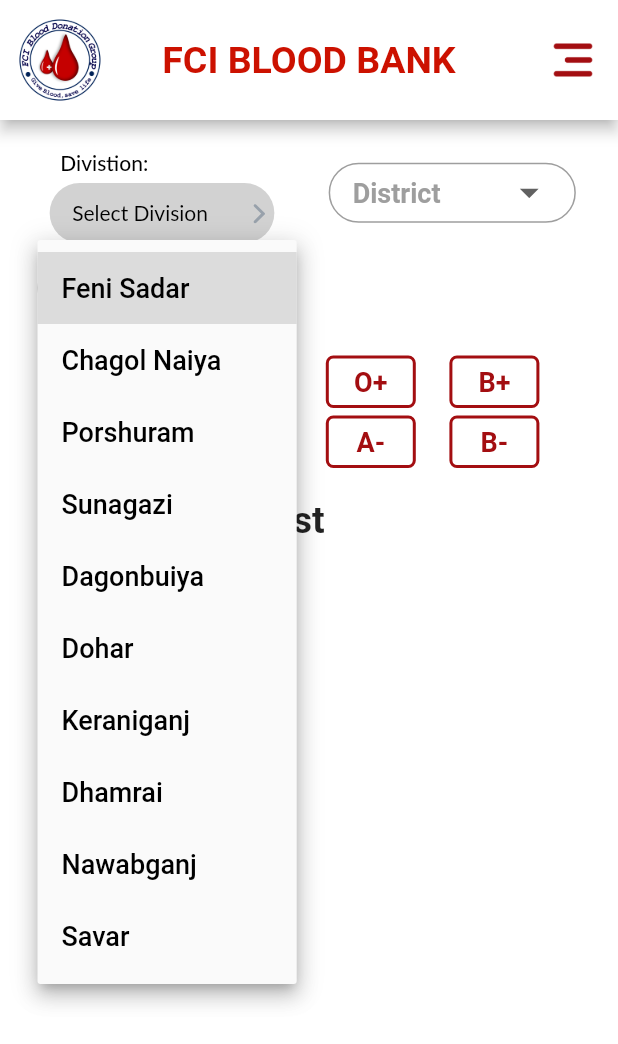
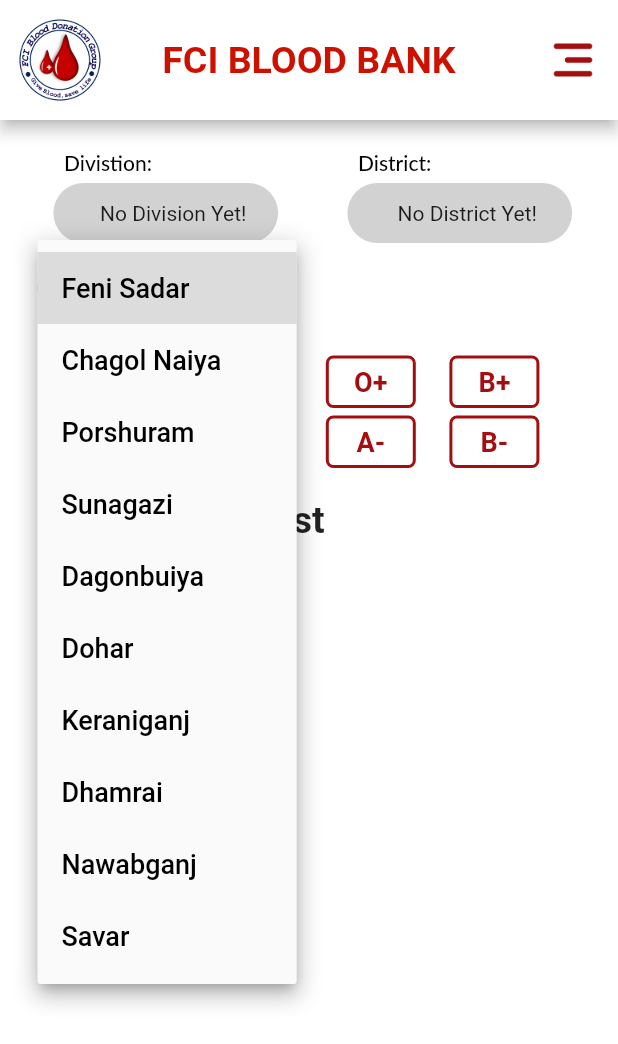
Before and after one commit to Shamim48/Blood_app, a Flutter app: the SearchPage screen opened directly, after a tap on "Upazilas", on a phone screen of 412 x 824 dp. Shown: the top 1044 px of the screen. Run offline on Flutter 3.47's test engine with Material 2 defaults, Android fonts, the phone set to English and light mode, and no system bars; our stand-ins replace carousel_slider, cloud_firestore, firebase_auth, firebase_core, firebase_database, firebase_storage and 4 more; accounts and stored records are empty.

Commit message:
Division And Distric Data Retrive from Real time DB and inplement drop down menu

```diff
--- a/lib/provider/division_provider.dart
+++ b/lib/provider/division_provider.dart
@@ -1,21 +1,33 @@
+import 'package:blood_app/model/districs_model.dart';
+import 'package:blood_app/model/division_model.dart';
 import 'package:blood_app/repository/division_repo.dart';
+import 'package:firebase_database/firebase_database.dart';
 import 'package:flutter/cupertino.dart';
 
 class DivisionProvider with ChangeNotifier{
   DivisionRepo divisionRepo=DivisionRepo();
 
-  List<String> _divisionList=[];
-  List<String> get divisionList=>_divisionList;
+ // List<String> _divisionList=[];
+ // List<String> get divisionList=>_divisionList;
+
   String _divisionValue="";
   String get divisionValue=>_divisionValue;
 
   int _divisionPosition=-1;
   int get divisionPossition=>_divisionPosition;
 
-  getDivisionData() async{
+   String _disValue="";
+  String get disValue=>_disValue;
+
+  int _disPosition=-1;
+  int get disPossition=>_disPosition;
+
+
+
+  /*getDivisionData() async{
     _divisionList= await divisionRepo.getDivision();
     notifyListeners();
-  }
+  }*/
 
   setDivision(String division){
     _divisionValue=division;
@@ -25,4 +37,44 @@ class DivisionProvider with ChangeNotifier{
     _divisionPosition=divisionPosition;
     notifyListeners();
   }
+
+ setdis(String dis){
+    _disValue=dis;
+    notifyListeners();
+  }
+  setDisPosition(int disPosition){
+    _disPosition=disPosition;
+    notifyListeners();
+  }
+
+
+  List<DivisionModel> _divList=[];
+  List<DivisionModel> get divList=>_divList;
+
+  List<DistricsModel> _disList=[];
+  List<DistricsModel> get disList=>_disList;
+
+
+
+  var divisionRef = FirebaseDatabase.instance.ref();
+  void retrieveDivisionData() {
+    divisionRef.child("division").onChildAdded.listen((data) {
+      DivisionModel divisionModel = DivisionModel.fromJson(data.snapshot.value as Map);
+      _divList.add(divisionModel);
+      print("Division List:");
+      print(_divList);
+      notifyListeners();
+    });
+  }
+
+  void retrieveDistrictData(String divId) {
+    _disList.clear();
+    divisionRef.child("districts").orderByChild("division_id").equalTo(divId).onChildAdded.listen((data) {
+      DistricsModel disModel = DistricsModel.fromJson(data.snapshot.value as Map);
+      _disList.add(disModel);
+      print("Districts  List:");
+      print(_disList);
+      notifyListeners();
+    });
+  }
 }
--- a/lib/repository/division_repo.dart
+++ b/lib/repository/division_repo.dart
@@ -1,5 +1,4 @@
-import 'package:blood_app/model/division_model.dart';
-import 'package:firebase_database/firebase_database.dart';
+
 
 class DivisionRepo{
   List<String> divisionList=[
@@ -13,21 +12,11 @@ class DivisionRepo{
 
 
   Future<List<String>> getDivision() async{
-    /*List<DivisionModel> divList=[];
-    var divisionRef = FirebaseDatabase.instance.ref("division");
-    divisionRef.onValue.listen((event) {
-      for (var child in event.snapshot.children) {
-        var resultList = child.value;
-        for(var i = 0; i < resultList.length; i++) {
-          Map<dynamic, dynamic> map = Map.from(resultList[i]);
-          list.add(BaseModel(model: modelType, key: i.toString(), snapshot: map));
-        }
-        divList.add(child.value);
-      }
-    }, onError: (error) {
-      // Error.
-    });*/
+
     return await divisionList;
   }
 
+
+
+
 }
--- a/lib/screen/botoom_navigation.dart
+++ b/lib/screen/botoom_navigation.dart
@@ -1,4 +1,5 @@
 
+import 'package:blood_app/model/division.dart';
 import 'package:blood_app/screen/about_donation.dart';
 import 'package:blood_app/screen/activity_post_ListPage.dart';
 import 'package:blood_app/screen/blood_post_listpage.dart';
@@ -26,6 +27,9 @@ class _DashBoardState extends State<DashBoard> {
   void initState() {
     // TODO: implement initState
     super.initState();
+    DivisionList divisionList=DivisionList();
+    divisionList.retrieveDivisionData();
+    divisionList.retrieveDistrictData("1");
     _pageController=PageController(initialPage: 2);
     _screenList=[
       SearchPage(),
--- a/lib/screen/search_page.dart
+++ b/lib/screen/search_page.dart
@@ -1,4 +1,6 @@
 
+import 'package:blood_app/model/districs_model.dart';
+import 'package:blood_app/model/division_model.dart';
 import 'package:blood_app/model/donner_model.dart';
 import 'package:blood_app/provider/division_provider.dart';
 import 'package:blood_app/screen/profile.dart';
@@ -50,7 +52,7 @@ class _SearchPageState extends State<SearchPage> {
   void initState() {
     // TODO: implement initState
     super.initState();
-    Provider.of<DivisionProvider>(context, listen: false).getDivisionData();
+    Provider.of<DivisionProvider>(context, listen: false).retrieveDivisionData();
   }
 
 
@@ -106,11 +108,11 @@ class _SearchPageState extends State<SearchPage> {
           SizedBox(height: Dimensions.PADDING_SIZE_EXTRA_SMALL),
           Consumer<DivisionProvider>(
             builder: (context, divisionProvider, child) =>
-            divisionProvider.divisionList != null ? divisionProvider.divisionList!.length > 0 ? Container(
+            divisionProvider.divList != null ? divisionProvider.divList!.length > 0 ? Container(
                 height: 40,
                 padding: EdgeInsets.only(left: 15),
                 decoration: textFieldDecoration(),
-                child: DropdownButton<String>(
+                child: DropdownButton<DivisionModel>(
                   underline: SizedBox(),
                   isExpanded: true,
                   dropdownColor: ColorResources.WHITE,
@@ -122,12 +124,12 @@ class _SearchPageState extends State<SearchPage> {
                           color: ColorResources.BLACK,
                           fontSize: Dimensions.FONT_SIZE_DEFAULT)),
                   value: divisionProvider.divisionPossition == -1 ? null : divisionProvider
-                      .divisionList![divisionProvider.divisionPossition],
-                  items: divisionProvider.divisionList!.map((
-                      String divName) {
-                    return DropdownMenuItem<String>(
+                      .divList![divisionProvider.divisionPossition],
+                  items: divisionProvider.divList!.map((
+                      DivisionModel divName) {
+                    return DropdownMenuItem<DivisionModel>(
                       value: divName,
-                      child: Text(divName,
+                      child: Text(divName.name,
                           style: LatoRegular.copyWith(
                               color: ColorResources.BLACK,
                               fontSize: Dimensions
@@ -135,10 +137,11 @@ class _SearchPageState extends State<SearchPage> {
                           overflow: TextOverflow.ellipsis),
                     );
                   }).toList(),
-                  onChanged: (String? divisionData){
-                    int index = divisionProvider.divisionList!.indexOf(divisionData!);
+                  onChanged: (DivisionModel? divisionData){
+                    int index = divisionProvider.divList!.indexOf(divisionData!);
                     divisionProvider.setDivisionPosition(index);
-                    divisionProvider.setDivision(divisionProvider.divisionList![index]);
+                    divisionProvider.setDivision(divisionData.name);
+                    divisionProvider.retrieveDistrictData(divisionData.id);
                   },
 
                 )) : Container(
@@ -155,38 +158,63 @@ class _SearchPageState extends State<SearchPage> {
     );
 
     final distric = Container(
-      height: 40,
-      width: MediaQuery.of(context).size.width/2.5,
-      decoration: BoxDecoration(
-        border: Border.all(width: 1, color: Colors.grey),
-        borderRadius: BorderRadius.circular(40),
-      ),
-      child: Padding(
-        padding: const EdgeInsets.only(left: 15, right: 15),
-        child: DropdownButton(
-          hint: Text("District", style: TextStyle(color: Colors.grey, fontWeight: FontWeight.bold),),
-          icon: Icon(Icons.arrow_drop_down, color: Colors.grey[700],),
-          iconSize: 30,
-          isExpanded: true,
-          underline: SizedBox(),
-          style: TextStyle(
-            color: Colors.black,
-            fontSize: 18,
-            fontWeight: FontWeight.w500,
+      margin: EdgeInsets.only(left: 5),
+      width: MediaQuery.of(context).size.width/2.50-15,
+      child: Column(
+        crossAxisAlignment: CrossAxisAlignment.start,
+        children: [
+          SizedBox(height: Dimensions.PADDING_SIZE_EXTRA_SMALL),
+          Text('  District:', style: LatoMedium.copyWith(
+              color: ColorResources.BLACK,
+              fontSize: Dimensions.FONT_SIZE_DEFAULT),),
+          SizedBox(height: Dimensions.PADDING_SIZE_EXTRA_SMALL),
+          Consumer<DivisionProvider>(
+            builder: (context, divisionProvider, child) =>
+            divisionProvider.disList != null ? divisionProvider.disList!.length > 0 ? Container(
+                height: 40,
+                padding: EdgeInsets.only(left: 15),
+                decoration: textFieldDecoration(),
+                child: DropdownButton<DistricsModel>(
+                  underline: SizedBox(),
+                  isExpanded: true,
+                  dropdownColor: ColorResources.WHITE,
+                  icon: Icon(
+                      CupertinoIcons.chevron_forward, size: 20,
+                      color: ColorResources.getHintColor(context)),
+                  hint: Text('Select District',
+                      style: LatoRegular.copyWith(
+                          color: ColorResources.BLACK,
+                          fontSize: Dimensions.FONT_SIZE_DEFAULT)),
+                  value: divisionProvider.disPossition == -1 ? null : divisionProvider
+                      .disList![divisionProvider.disPossition],
+                  items: divisionProvider.disList!.map((
+                      DistricsModel divName) {
+                    return DropdownMenuItem<DistricsModel>(
+                      value: divName,
+                      child: Text(divName.name,
+                          style: LatoRegular.copyWith(
+                              color: ColorResources.BLACK,
+                              fontSize: Dimensions
+                                  .FONT_SIZE_DEFAULT),
+                          overflow: TextOverflow.ellipsis),
+                    );
+                  }).toList(),
+                  onChanged: (DistricsModel? disData){
+                    int index = divisionProvider.disList!.indexOf(disData!);
+                    divisionProvider.setDisPosition(index);
+                    divisionProvider.setdis(disData.name);
+                  },
+
+                )) : Container(
+                width: MediaQuery.of(context).size.width/2.50-15,
+                height: 40,
+                alignment: Alignment.center,
+                padding: EdgeInsets.only(left:10),
+                decoration: textFieldDecoration(),
+                child: Text('No District Yet!')) : Center(
+                child: CupertinoActivityIndicator()),
           ),
-          value: districtChoise,
-          onChanged: (value){
-            setState(() {
-              districtChoise = value as String?;
-            });
-          },
-          items: DistrictItem.map((valueItem){
-            return DropdownMenuItem(
-              value: valueItem,
-              child: Text(valueItem),
-            );
-          }).toList(),
-        ),
+        ],
       ),
     );
     final upozilas = Container(
```
Also changed, not shown: lib/model/districs_model.dart (+6 -1 lines), lib/model/division.dart (added, +35 -0 lines), lib/model/division_model.dart (+13 -1 lines).
